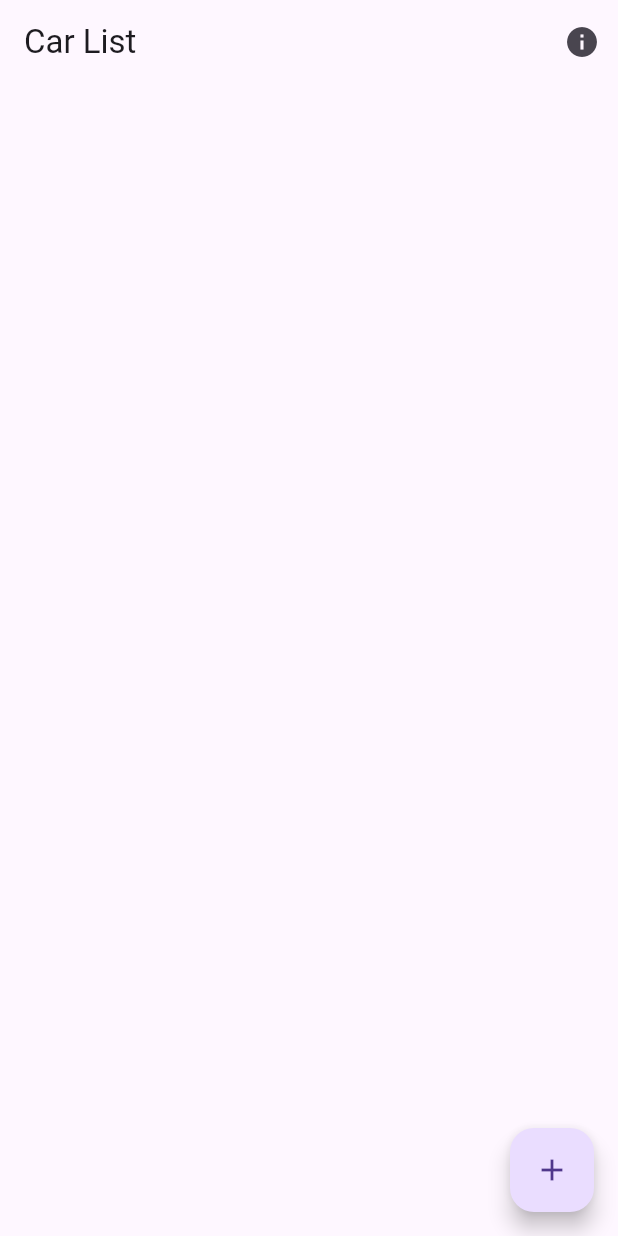
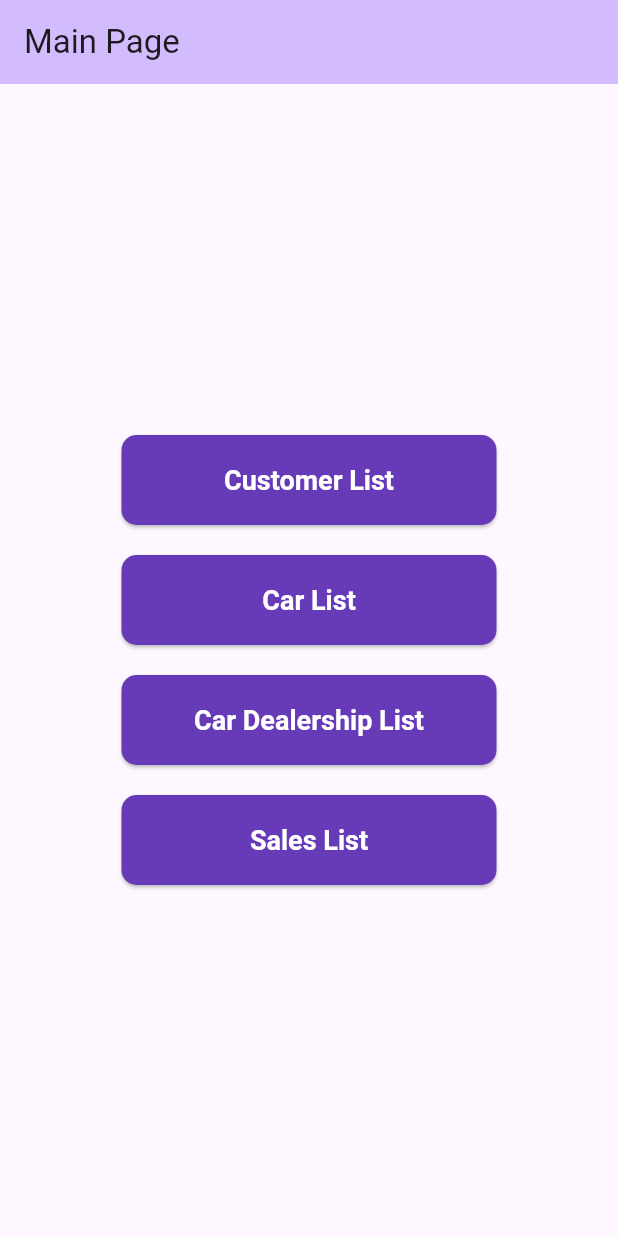
Before and after one commit to AmirKobaisse/automanger-car-dealership, a Flutter app: the screen it shows after launch, on a phone screen of 412 x 824 dp. Run offline on Flutter 3.47's test engine with Material 3 defaults, Android fonts, the phone set to English and light mode, and no system bars; our stand-ins replace flutter_secure_storage, sqflite, sqflite_common_ffi; accounts and stored records are empty.

Commit message:
final project carList,dealershipList,SalesList done!

```diff
--- a/lib/main.dart
+++ b/lib/main.dart
@@ -1,24 +1,137 @@
 import 'package:flutter/material.dart';
-import 'car_list_page.dart';
-import '';
 import 'package:sqflite_common_ffi/sqflite_ffi.dart';
+import 'car_list_page.dart'; // Import Car List Page
+import 'sales_list_page.dart'; // Import Sales List Page
+import 'dealership_list_page.dart'; // Import Dealership List Page
 
 void main() {
-  // Initialize the database factory for sqflite when using sqflite_common_ffi
+  // Initialize sqflite_common_ffi for desktop or testing
   sqfliteFfiInit();
   databaseFactory = databaseFactoryFfi;
-  runApp(MyApp());
+
+  runApp(const MyApp());
 }
 
 class MyApp extends StatelessWidget {
+  const MyApp({super.key});
+
   @override
   Widget build(BuildContext context) {
     return MaterialApp(
-      title: 'Car List',
+      title: 'Flutter Application',
       theme: ThemeData(
-        primarySwatch: Colors.blue,
+        colorScheme: ColorScheme.fromSeed(seedColor: Colors.deepPurple),
+        useMaterial3: true,
       ),
-      home: CarListPage(),
+      routes: {
+        '/Main': (context) => const MyHomePage(title: 'Flutter Application Home'),
+        '/page2': (context) => CarListPage(), // Route for Car List Page
+        '/page3': (context) => const DealershipListPage(), // Route for Dealership List
+        '/page4': (context) => const SalesListPage(), // Route for Sales List
+      },
+      initialRoute: '/Main',
     );
   }
 }
+
+class MyHomePage extends StatefulWidget {
+  const MyHomePage({super.key, required this.title});
+  final String title;
+
+  @override
+  State<MyHomePage> createState() => _MyHomePageState();
+}
+
+class _MyHomePageState extends State<MyHomePage> {
+  @override
+  Widget build(BuildContext context) {
+    // Define a common style for the buttons
+    final ButtonStyle buttonStyle = ElevatedButton.styleFrom(
+      backgroundColor: Colors.deepPurple, // Button background color
+      foregroundColor: Colors.white, // Button text color
+      textStyle: const TextStyle(fontSize: 18, fontWeight: FontWeight.bold),
+      shape: RoundedRectangleBorder(
+        borderRadius: BorderRadius.circular(10),
+      ),
+    );
+
+    return Scaffold(
+      appBar: AppBar(
+        backgroundColor: Theme.of(context).colorScheme.inversePrimary,
+        title: const Text('Main Page'),
+      ),
+      body: Center(
+        child: Column(
+          mainAxisAlignment: MainAxisAlignment.center,
+          children: <Widget>[
+            SizedBox(
+              width: 250,
+              height: 60,
+              child: ElevatedButton(
+                style: buttonStyle,
+                onPressed: () {
+                  Navigator.pushNamed(context, '/page1'); // Placeholder for Customer List
+                },
+                child: const Text('Customer List'),
+              ),
+            ),
+            const SizedBox(height: 20),
+            SizedBox(
+              width: 250,
+              height: 60,
+              child: ElevatedButton(
+                style: buttonStyle,
+                onPressed: () {
+                  Navigator.pushNamed(context, '/page2'); // Navigate to Car List
+                },
+                child: const Text('Car List'),
+              ),
+            ),
+            const SizedBox(height: 20),
+            SizedBox(
+              width: 250,
+              height: 60,
+              child: ElevatedButton(
+                style: buttonStyle,
+                onPressed: () {
+                  Navigator.pushNamed(context, '/page3'); // Navigate to Dealership List
+                },
+                child: const Text('Car Dealership List'),
+              ),
+            ),
+            const SizedBox(height: 20),
+            SizedBox(
+              width: 250,
+              height: 60,
+              child: ElevatedButton(
+                style: buttonStyle,
+                onPressed: () {
+                  Navigator.pushNamed(context, '/page4'); // Navigate to Sales List
+                },
+                child: const Text('Sales List'),
+              ),
+            ),
+          ],
+        ),
+      ),
+    );
+  }
+}
+
+// Placeholder Page for Customer List
+class PlaceholderPage extends StatelessWidget {
+  final String title;
+  const PlaceholderPage({super.key, required this.title});
+
+  @override
+  Widget build(BuildContext context) {
+    return Scaffold(
+      appBar: AppBar(
+        title: Text(title),
+      ),
+      body: const Center(
+        child: Text('This is a placeholder page.'),
+      ),
+    );
+  }
+}
--- a/pubspec.yaml
+++ b/pubspec.yaml
@@ -14,6 +14,7 @@ dependencies:
   path: ^1.8.0
   sqflite: ^2.0.0+4
   path_provider: ^2.0.14
+  shared_preferences: ^2.0.15
 
 
 
```
Also changed, not shown: pubspec.lock, 1 other file.
